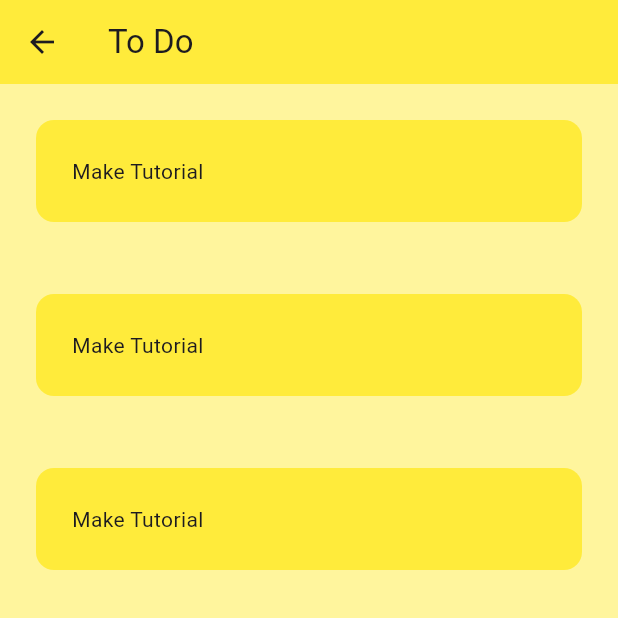
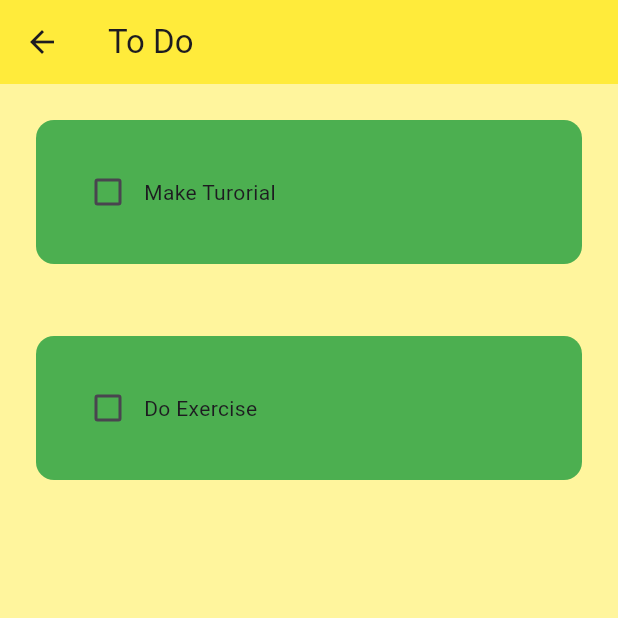
Before and after one commit to shamiul110107/Flutter-Learning, a Flutter app: the ToDoList screen opened by its route, on a phone screen of 412 x 824 dp, the top half of it. Run offline on Flutter 3.47's test engine with Material 3 defaults, Android fonts, the phone set to English and light mode, and no system bars.

Commit message:
design to do checkbox

```diff
--- a/lib/Util/todo_tile.dart
+++ b/lib/Util/todo_tile.dart
@@ -1,18 +1,29 @@
  import 'package:flutter/material.dart';
 
 class TodoTile extends StatelessWidget {
-  TodoTile({super.key});
+  final String taskName;
+  final bool taskCompleted;
+  Function(bool?) onChanged;
 
+  TodoTile({super.key,
+    required this.taskName,
+    required this.taskCompleted,
+    required this.onChanged});
   @override
   Widget build(BuildContext context) {
     return Padding(
       padding: const EdgeInsets.all(24.0),
       child: Container(
-        padding: EdgeInsets.all(24),
-        child: Text("Make Tutorial"),
+        padding: const EdgeInsets.all(24),
         decoration: BoxDecoration(
-          color: Colors.yellow,
+          color: Colors.green,
           borderRadius: BorderRadius.circular(12)
+        ),
+        child: Row(
+          children: [
+            Checkbox(value: taskCompleted, onChanged: onChanged),
+            Text(taskName),
+          ],
         ),
       ),
     );
--- a/lib/pages/todo_page.dart
+++ b/lib/pages/todo_page.dart
@@ -8,25 +8,30 @@ class ToDoList extends StatefulWidget {
 }
 
 class _ToDoListState extends State<ToDoList> {
-  TextEditingController controller = TextEditingController();
-  void onPressed() {
+  List todoList = [
+    ["Make Turorial", false],
+    ["Do Exercise", false]
+  ];
+  void checkBoxChanged(bool? value, int index) {
     setState(() {
+      todoList[index][1] = !todoList[index][1];
     });
   }
+
   @override
   Widget build(BuildContext context) {
     return Scaffold(
       backgroundColor: Colors.yellow[200],
-      appBar: AppBar(
-          backgroundColor: Colors.yellow,
-          title: Text('To Do')
-      ),
-      body: ListView(
-        children: [
-          TodoTile(),
-          TodoTile(),
-          TodoTile()
-        ],
+      appBar:
+          AppBar(backgroundColor: Colors.yellow, title: const Text('To Do')),
+      body: ListView.builder(
+        itemCount: todoList.length,
+        itemBuilder: (context, index) {
+          return TodoTile(
+              taskName: todoList[index][0],
+              taskCompleted: todoList[index][1],
+              onChanged: (value) => checkBoxChanged(value, index));
+        },
       ),
     );
   }
```
